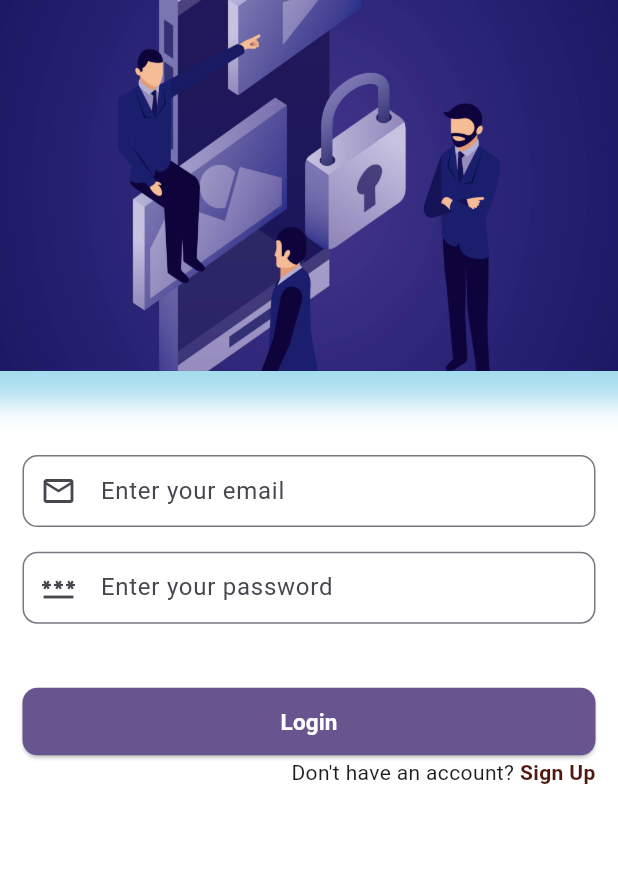
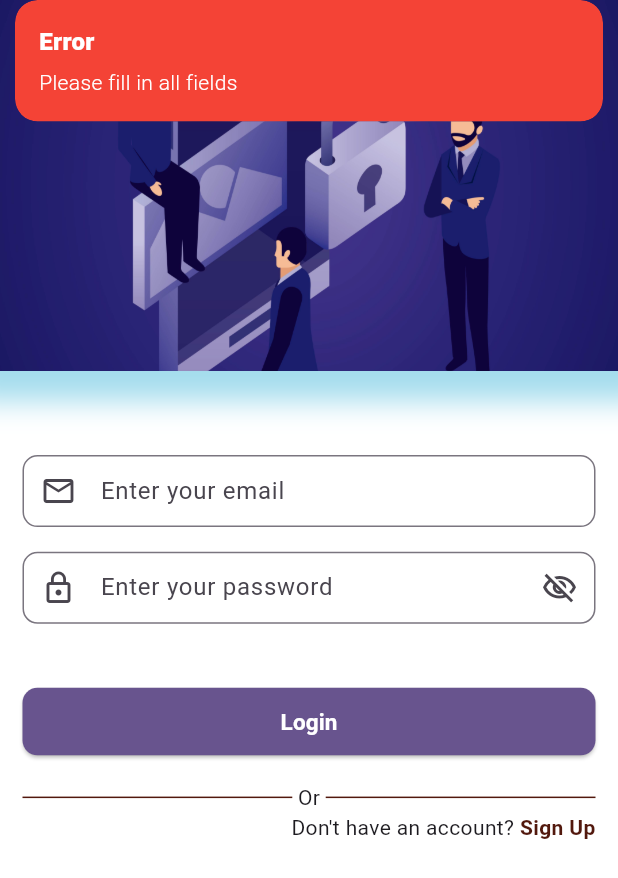
Before and after one commit to Shahin4292/chat-app, a Flutter app: the screen it shows after launch, after a tap on "Login", on a phone screen of 412 x 824 dp. Shown: the top 878 px of the screen. Run offline on Flutter 3.47's test engine with Material 3 defaults, Android fonts, the phone set to English and light mode, and no system bars; our stand-ins replace cloud_firestore, firebase_auth, firebase_core, get; accounts and stored records are empty.

Commit message:
login configuartiion done

```diff
--- a/lib/auth/repository/auth_repo.dart
+++ b/lib/auth/repository/auth_repo.dart
@@ -15,7 +15,10 @@ class AuthRepo {
         return 'Please fill in all fields';
       }
 
-      UserCredential userCredential = await _auth.createUserWithEmailAndPassword(email: email, password: password);
+      UserCredential userCredential = await _auth.createUserWithEmailAndPassword(
+          email: email,
+          password: password
+      );
 
       await _firestore.collection("users").doc(userCredential.user!.uid).set({
         "name": name,
--- a/lib/auth/screens/login_screen.dart
+++ b/lib/auth/screens/login_screen.dart
@@ -1,17 +1,43 @@
+import 'package:chat_app/auth/controller/auth_controller.dart';
+import 'package:chat_app/auth/repository/auth_repo.dart';
 import 'package:chat_app/base/custom_button.dart';
+import 'package:chat_app/home/screens/home_screen.dart';
 import 'package:chat_app/utils/app_color.dart';
 import 'package:chat_app/utils/image_path.dart';
 import 'package:flutter/material.dart';
 import 'package:get/get.dart';
 import 'sign_up_screen.dart';
 
-class LoginScreen extends StatelessWidget {
+class LoginScreen extends StatefulWidget {
   const LoginScreen({super.key});
+
+  @override
+  State<LoginScreen> createState() => _LoginScreenState();
+}
+
+class _LoginScreenState extends State<LoginScreen> {
+  final AuthController _authController = Get.put(AuthController());
+  final AuthRepo _authRepo = Get.put(AuthRepo());
+
+  void login() async {
+    _authController.setLoading(true);
+    final response  = await _authRepo.loginUser(
+      email: _authController.state.value.email,
+      password: _authController.state.value.password,
+    );
+    _authController.setLoading(false);
+    if(response  == 'Login successful'){
+      Get.to(() => HomeScreen());
+      Get.snackbar('Success', response , backgroundColor: Colors.green, colorText: Colors.white);
+    } else {
+      Get.snackbar('Error', response , backgroundColor: Colors.red, colorText: Colors.white);
+    }
+  }
+
 
   @override
   Widget build(BuildContext context) {
     double height = MediaQuery.of(context).size.height;
-    double width = MediaQuery.of(context).size.width;
     return Scaffold(
       backgroundColor: AppColor.backgroundColor,
 
@@ -36,11 +62,12 @@ class LoginScreen extends StatelessWidget {
 
           Padding(
             padding: EdgeInsets.all(15),
-            child: Column(
+            child: Obx(() => Column(
               children: [
 
                 TextField(
                   autocorrect: false,
+                  onChanged: (value) => _authController.updateEmail(value),
                   keyboardType: TextInputType.emailAddress,
                   decoration: InputDecoration(
                     hintText: 'Email',
@@ -50,33 +77,57 @@ class LoginScreen extends StatelessWidget {
                       borderRadius: BorderRadius.circular(10),
                     ),
                     contentPadding: EdgeInsets.all(10),
+                    errorText: _authController.state.value.emailError,
                   ),
                 ),
 
                 SizedBox(height: height * 0.02),
 
                 TextField(
+                  obscureText: _authController.state.value.isPasswordVisible,
                   autocorrect: false,
+                  onChanged: (value) => _authController.updatePassword(value),
                   keyboardType: TextInputType.visiblePassword,
                   decoration: InputDecoration(
                       hintText: 'Password',
-                    prefixIcon: Icon(Icons.password_outlined),
+                      prefixIcon: Icon(Icons.lock_outline),
                       labelText: 'Enter your password',
                       border: OutlineInputBorder(
                         borderRadius: BorderRadius.circular(10),
                       ),
                       contentPadding: EdgeInsets.all(10),
+                      errorText: _authController.state.value.passwordError,
+                      suffixIcon: IconButton(onPressed: () => _authController.togglePasswordVisibility(), icon: Icon(_authController.state.value.isPasswordVisible ? Icons.visibility_off_outlined : Icons.visibility_outlined))
                   ),
                 ),
 
                 SizedBox(height: height * 0.05),
 
+                _authController.state.value.isLoading ? Center(child: CircularProgressIndicator()) :
+
                 CustomButton(
                   text: 'Login',
-                  onTap: () {
-                    // Handle login logic here
-                  },
+                  onTap: _authController.state.value.isFormValid ? login : null,
                 ),
+
+                SizedBox(height: height * 0.02),
+
+                Row(
+                  children: [
+                    Expanded(child: Container(
+                      height: 1,
+                      color: AppColor.primaryColor,
+                    )),
+
+                    Text(' Or '),
+
+                    Expanded(child: Container(
+                      height: 1,
+                      color: AppColor.primaryColor,
+                    )),
+                  ],
+                ),
+
                 Row(
                   textDirection: TextDirection.rtl,
                   children: [
@@ -90,7 +141,7 @@ class LoginScreen extends StatelessWidget {
                   ],
                 )
               ],
-            ),
+            ),)
           ),
         ],
       ),
```
Also changed, not shown: lib/auth/controller/auth_controller.dart (+13 -0 lines), lib/auth/screens/sign_up_screen.dart (+5 -3 lines), lib/home/screens/home_screen.dart (added, +30 -0 lines). Lines whose indentation alone changed are shown as unchanged.
